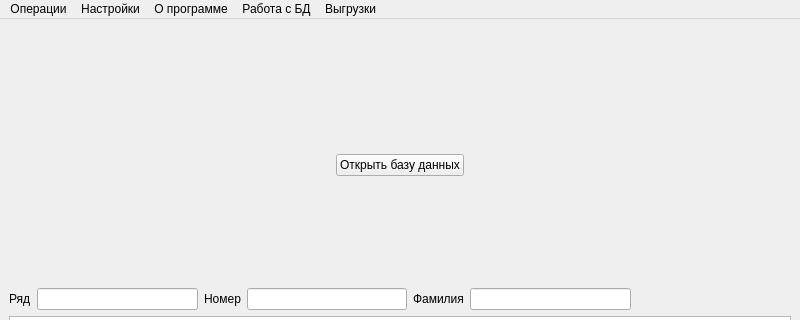
Before: the Qt Designer form ui/main_window.ui in fixtik/Garage_base, drawn with Qt 5; both pictures show x 0 to 800 and y 0 to 320 of the 800 by 600 pixel window.
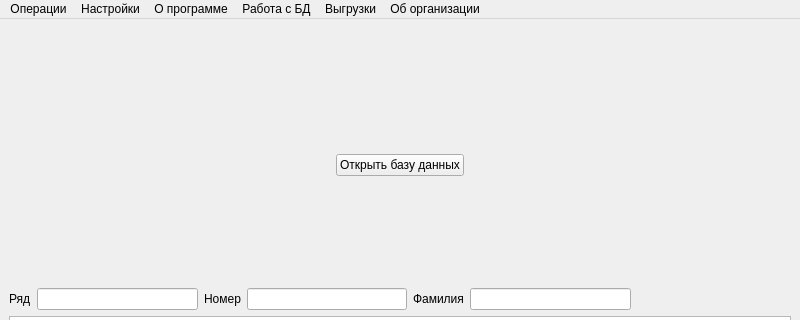
After: the same form once the commit is applied.

Diff of the .ui file:
```diff
--- a/ui/main_window.ui
+++ b/ui/main_window.ui
@@ -147,7 +147,7 @@
                     <x>0</x>
                     <y>0</y>
                     <width>800</width>
-                    <height>22</height>
+                    <height>18</height>
                 </rect>
             </property>
             <property name="defaultUp">
@@ -194,11 +194,18 @@
                 <addaction name="spisok_action"/>
                 <addaction name="smeta_action"/>
             </widget>
+            <widget class="QMenu" name="org_info">
+                <property name="title">
+                    <string>Об организации</string>
+                </property>
+                <addaction name="bank_info"/>
+            </widget>
             <addaction name="operation_menu"/>
             <addaction name="settings_menu"/>
             <addaction name="about_menu"/>
             <addaction name="rabota_with_BD"/>
             <addaction name="vigruzki"/>
+            <addaction name="org_info"/>
         </widget>
         <widget class="QStatusBar" name="statusbar"/>
         <action name="search_action">
```
Left out of the diff: 5 changed lines with no effect on the pictures.
